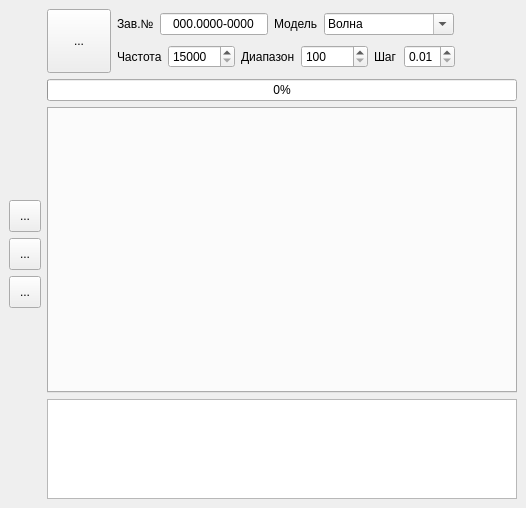
Kneshal/usonicApp, file src/usonicapp/forms/mainwindow.ui: the form before one commit.
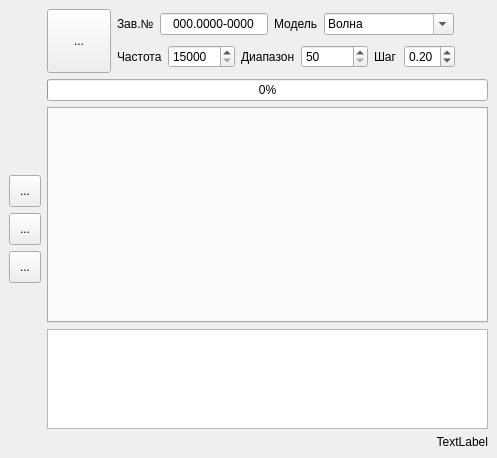
The form after the commit. Icons and pictures are not drawn.

```diff
--- a/src/usonicapp/forms/mainwindow.ui
+++ b/src/usonicapp/forms/mainwindow.ui
@@ -6,8 +6,8 @@
    <rect>
     <x>0</x>
     <y>0</y>
-    <width>526</width>
-    <height>508</height>
+    <width>497</width>
+    <height>458</height>
    </rect>
   </property>
   <property name="sizePolicy">
@@ -311,7 +311,7 @@
                <string/>
               </property>
               <property name="minimum">
-               <number>100</number>
+               <number>50</number>
               </property>
               <property name="maximum">
                <number>100000</number>
@@ -319,6 +319,9 @@
               <property name="singleStep">
                <number>100</number>
               </property>
+              <property name="value">
+               <number>50</number>
+              </property>
              </widget>
             </item>
             <item>
@@ -339,6 +342,9 @@
               <property name="singleStep">
                <double>0.010000000000000</double>
               </property>
+              <property name="value">
+               <double>0.200000000000000</double>
+              </property>
              </widget>
             </item>
             <item>
@@ -411,6 +417,16 @@
         </property>
        </widget>
       </item>
+      <item>
+       <widget class="QLabel" name="status_label">
+        <property name="text">
+         <string>TextLabel</string>
+        </property>
+        <property name="alignment">
+         <set>Qt::AlignRight|Qt::AlignTrailing|Qt::AlignVCenter</set>
+        </property>
+       </widget>
+      </item>
      </layout>
     </item>
    </layout>
```
Left out of the diff: 2 changed lines with no effect on the pictures.
